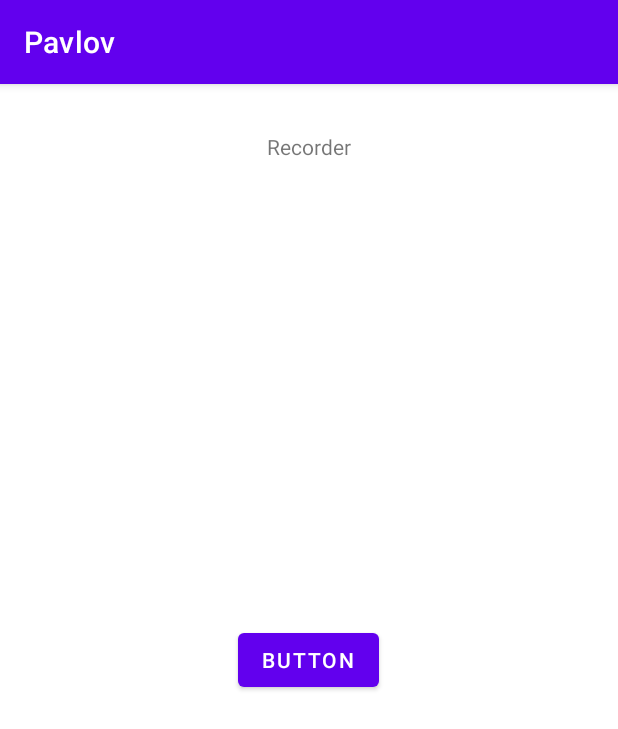
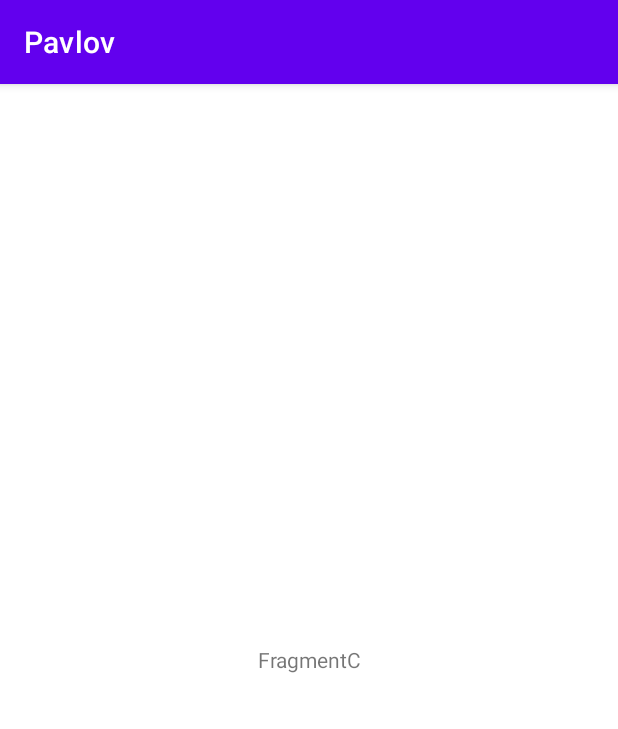
Before and after one commit to Buckhead/Pavlov2022.08, an Android app: the fragment FragmentC shown on its own in the app's theme, on a phone screen of 412 x 824 dp. Shown: the top 729 px of the screen. Run offline under Robolectric (Android 15) with nearby library versions, the phone set to English and light mode, and no system bars.

Commit message:
Project started

```diff
--- a/app/src/main/java/com/buckheadkorea/pavlov/client202208/recorder/SoundRecorder.kt
+++ b/app/src/main/java/com/buckheadkorea/pavlov/client202208/FragmentC.kt
@@ -1,11 +1,10 @@
-package com.buckheadkorea.pavlov.client202208.recorder
+package com.buckheadkorea.pavlov.client202208
 
 import android.os.Bundle
 import androidx.fragment.app.Fragment
 import android.view.LayoutInflater
 import android.view.View
 import android.view.ViewGroup
-import com.buckheadkorea.pavlov.client202208.R
 
 // TODO: Rename parameter arguments, choose names that match
 // the fragment initialization parameters, e.g. ARG_ITEM_NUMBER
@@ -14,10 +13,10 @@ private const val ARG_PARAM2 = "param2"
 
 /**
  * A simple [Fragment] subclass.
- * Use the [SoundRecorder.newInstance] factory method to
+ * Use the [FragmentC.newInstance] factory method to
  * create an instance of this fragment.
  */
-class SoundRecorder : Fragment() {
+class FragmentC : Fragment() {
     // TODO: Rename and change types of parameters
     private var param1: String? = null
     private var param2: String? = null
@@ -35,7 +34,7 @@ class SoundRecorder : Fragment() {
         savedInstanceState: Bundle?
     ): View? {
         // Inflate the layout for this fragment
-        return inflater.inflate(R.layout.fragment_sound_recorder, container, false)
+        return inflater.inflate(R.layout.fragment_c, container, false)
     }
 
     companion object {
@@ -45,12 +44,12 @@ class SoundRecorder : Fragment() {
          *
          * @param param1 Parameter 1.
          * @param param2 Parameter 2.
-         * @return A new instance of fragment SoundRecorder.
+         * @return A new instance of fragment FragmentC.
          */
         // TODO: Rename and change types and number of parameters
         @JvmStatic
         fun newInstance(param1: String, param2: String) =
-            SoundRecorder().apply {
+            FragmentC().apply {
                 arguments = Bundle().apply {
                     putString(ARG_PARAM1, param1)
                     putString(ARG_PARAM2, param2)
--- /dev/null
+++ b/app/src/main/res/layout/fragment_c.xml
@@ -0,0 +1,15 @@
+<?xml version="1.0" encoding="utf-8"?>
+<FrameLayout xmlns:android="http://schemas.android.com/apk/res/android"
+    xmlns:tools="http://schemas.android.com/tools"
+    android:layout_width="match_parent"
+    android:layout_height="match_parent"
+    tools:context=".FragmentC">
+
+    <!-- TODO: Update blank fragment layout -->
+    <TextView
+        android:layout_width="match_parent"
+        android:layout_height="match_parent"
+        android:gravity="center"
+        android:text="FragmentC" />
+
+</FrameLayout>
--- a/app/src/main/res/layout/fragment_sound_recorder.xml
+++ /dev/null
@@ -1,33 +0,0 @@
-<?xml version="1.0" encoding="utf-8"?>
-<androidx.constraintlayout.widget.ConstraintLayout xmlns:android="http://schemas.android.com/apk/res/android"
-    xmlns:app="http://schemas.android.com/apk/res-auto"
-    xmlns:tools="http://schemas.android.com/tools"
-    android:layout_width="match_parent"
-    android:layout_height="match_parent"
-    android:layout_gravity="center"
-    tools:context=".recorder.SoundRecorder">
-
-    <!-- TODO: Update blank fragment layout -->
-
-    <Button
-        android:id="@+id/button"
-        android:layout_width="wrap_content"
-        android:layout_height="wrap_content"
-        android:text="Button"
-        app:layout_constraintBottom_toBottomOf="parent"
-        app:layout_constraintEnd_toEndOf="parent"
-        app:layout_constraintHorizontal_bias="0.498"
-        app:layout_constraintStart_toStartOf="parent"
-        app:layout_constraintTop_toTopOf="parent" />
-
-    <TextView
-        android:id="@+id/textView2"
-        android:layout_width="wrap_content"
-        android:layout_height="wrap_content"
-        android:layout_marginTop="32dp"
-        android:text="Recorder"
-        app:layout_constraintEnd_toEndOf="parent"
-        app:layout_constraintStart_toStartOf="parent"
-        app:layout_constraintTop_toTopOf="parent" />
-
-</androidx.constraintlayout.widget.ConstraintLayout>
--- a/app/src/main/res/values/strings.xml
+++ b/app/src/main/res/values/strings.xml
@@ -1,5 +1,5 @@
 <resources>
     <string name="app_name">Pavlov</string>
     <!-- TODO: Remove or change this placeholder text -->
-    <string name="hello_blank_fragment">Hello blank fragment</string>
+    <string name="hello_blank_fragment">FragmentA</string>
 </resources>
--- a/build.gradle
+++ b/build.gradle
@@ -1,8 +1,8 @@
 // Top-level build file where you can add configuration options common to all sub-projects/modules.
 plugins {
-    id 'com.android.application' version '7.2.0' apply false
-    id 'com.android.library' version '7.2.0' apply false
-    id 'org.jetbrains.kotlin.android' version '1.6.21' apply false
+    id 'com.android.application' version '7.2.2' apply false
+    id 'com.android.library' version '7.2.2' apply false
+    id 'org.jetbrains.kotlin.android' version '1.7.10' apply false
 }
 
 task clean(type: Delete) {
```
Also changed, not shown: app/src/main/java/com/buckheadkorea/pavlov/client202208/FragmentA.kt (renamed from app/src/main/java/com/buckheadkorea/pavlov/client202208/MainPage.kt, +5 -5 lines), app/src/main/java/com/buckheadkorea/pavlov/client202208/FragmentAdapter.kt (added, +18 -0 lines), app/src/main/java/com/buckheadkorea/pavlov/client202208/FragmentB.kt (added, +59 -0 lines), app/src/main/java/com/buckheadkorea/pavlov/client202208/FragmentD.kt (added, +59 -0 lines), app/src/main/java/com/buckheadkorea/pavlov/client202208/MainActivity.kt (+21 -1 lines), app/src/main/res/layout/activity_main.xml (+13 -5 lines), app/src/main/res/layout/fragment_a.xml (added, +15 -0 lines), app/src/main/res/layout/fragment_b.xml (added, +15 -0 lines), app/src/main/res/layout/fragment_d.xml (added, +15 -0 lines), app/src/main/res/layout/fragment_main_page.xml (deleted, +0 -18 lines).
